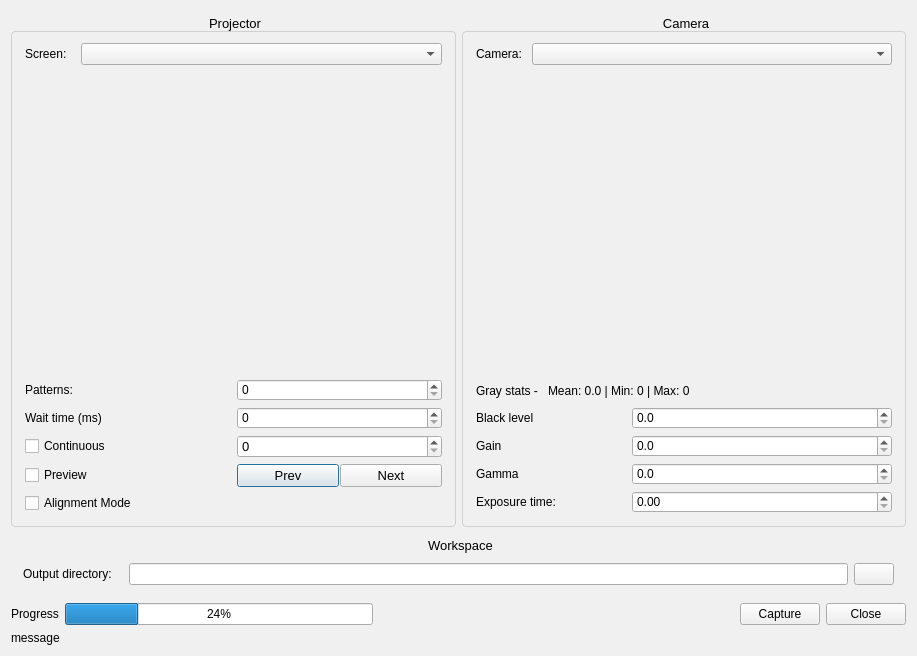
This is src/ui/CaptureDialog.ui in JoseLuis-AL/SMCP as Qt 5 draws it before an edit. The edited form follows.
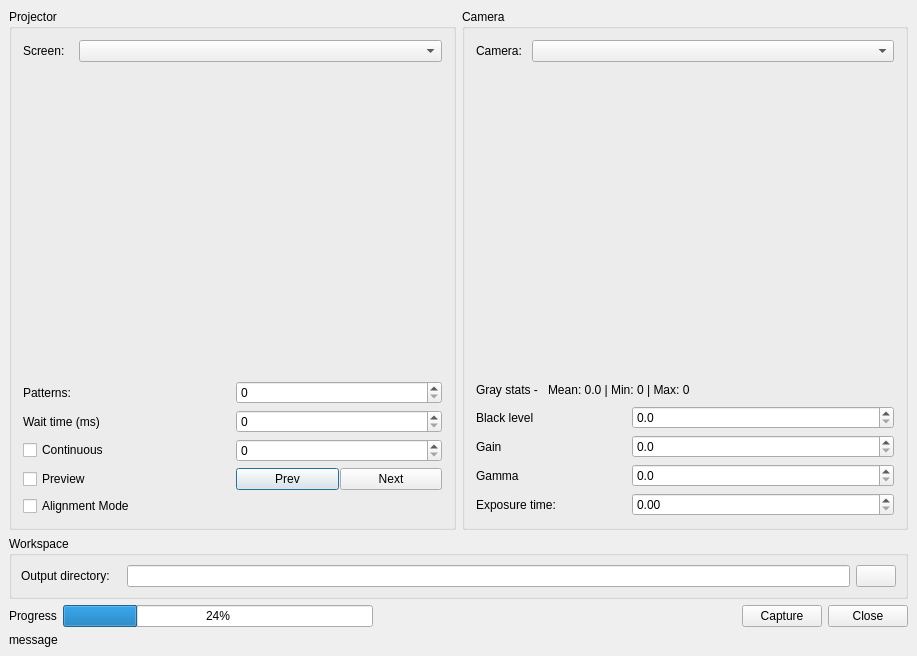
This is the edited form. Icons and pictures are not drawn. Custom widgets are drawn as their Qt base class.

```diff
--- a/src/ui/CaptureDialog.ui
+++ b/src/ui/CaptureDialog.ui
@@ -13,41 +13,26 @@
   <property name="windowTitle">
    <string>CaptureDialog</string>
   </property>
-  <property name="styleSheet">
-   <string notr="true">#CaptureDialog {
-	background-color: #f0f0f0;
-}</string>
-  </property>
   <layout class="QVBoxLayout" name="verticalLayout">
+   <property name="spacing">
+    <number>6</number>
+   </property>
+   <property name="leftMargin">
+    <number>9</number>
+   </property>
+   <property name="topMargin">
+    <number>9</number>
+   </property>
+   <property name="rightMargin">
+    <number>9</number>
+   </property>
+   <property name="bottomMargin">
+    <number>9</number>
+   </property>
    <item>
     <layout class="QHBoxLayout" name="horizontalLayout">
      <item>
       <widget class="QGroupBox" name="projector_group">
-       <property name="font">
-        <font>
-         <family>Segoe UI</family>
-         <pointsize>10</pointsize>
-         <weight>50</weight>
-         <bold>false</bold>
-        </font>
-       </property>
-       <property name="styleSheet">
-        <string notr="true">#projector_group {
-    background-color: #f0f0f0;
-    border-radius: 4px;
-    border: 1px solid #d1d1d1;
-    margin-top: 20px;
-}
-
-#projector_group::title {
-    subcontrol-origin: margin;
-    subcontrol-position: top center;
-    font-size: 10px;
-    font-weight: bold;
-    padding: 0 10px;
-	margin-top: 5px;
-}</string>
-       </property>
        <property name="title">
         <string>Projector</string>
        </property>
@@ -62,12 +47,6 @@
               <height>16777215</height>
              </size>
             </property>
-            <property name="font">
-             <font>
-              <family>Segoe UI</family>
-              <pointsize>9</pointsize>
-             </font>
-            </property>
             <property name="text">
              <string>Screen:</string>
             </property>
@@ -75,12 +54,6 @@
           </item>
           <item>
            <widget class="QComboBox" name="screen_combo">
-            <property name="font">
-             <font>
-              <family>Segoe UI</family>
-              <pointsize>9</pointsize>
-             </font>
-            </property>
            </widget>
           </item>
          </layout>
@@ -93,14 +66,6 @@
             <verstretch>0</verstretch>
            </sizepolicy>
           </property>
-          <property name="font">
-           <font>
-            <family>Segoe UI</family>
-            <pointsize>16</pointsize>
-            <weight>50</weight>
-            <bold>false</bold>
-           </font>
-          </property>
          </widget>
         </item>
         <item>
@@ -120,12 +85,6 @@
            </property>
            <item>
             <widget class="QLabel" name="projector_patterns_label">
-             <property name="font">
-              <font>
-               <family>Segoe UI</family>
-               <pointsize>9</pointsize>
-              </font>
-             </property>
              <property name="text">
               <string>Patterns:</string>
              </property>
@@ -133,12 +92,6 @@
            </item>
            <item>
             <widget class="QSpinBox" name="projector_patterns_spin">
-             <property name="font">
-              <font>
-               <family>Segoe UI</family>
-               <pointsize>9</pointsize>
-              </font>
-             </property>
             </widget>
            </item>
           </layout>
@@ -166,12 +119,6 @@
          <layout class="QHBoxLayout" name="horizontalLayout_9">
           <item>
            <widget class="QCheckBox" name="continuous_check">
-            <property name="font">
-             <font>
-              <family>Segoe UI</family>
-              <pointsize>9</pointsize>
-             </font>
-            </property>
             <property name="text">
              <string>Continuous</string>
             </property>
@@ -179,12 +126,6 @@
           </item>
           <item>
            <widget class="QSpinBox" name="continuous_spin">
-            <property name="font">
-             <font>
-              <family>Segoe UI</family>
-              <pointsize>10</pointsize>
-             </font>
-            </property>
            </widget>
           </item>
          </layout>
@@ -193,12 +134,6 @@
          <layout class="QHBoxLayout" name="horizontalLayout_8">
           <item>
            <widget class="QCheckBox" name="test_check">
-            <property name="font">
-             <font>
-              <family>Segoe UI</family>
-              <pointsize>9</pointsize>
-             </font>
-            </property>
             <property name="text">
              <string>Preview</string>
             </property>
@@ -230,12 +165,6 @@
                  <height>16777215</height>
                 </size>
                </property>
-               <property name="font">
-                <font>
-                 <family>Segoe UI</family>
-                 <pointsize>10</pointsize>
-                </font>
-               </property>
                <property name="text">
                 <string>Prev</string>
                </property>
@@ -249,12 +178,6 @@
                  <height>16777215</height>
                 </size>
                </property>
-               <property name="font">
-                <font>
-                 <family>Segoe UI</family>
-                 <pointsize>10</pointsize>
-                </font>
-               </property>
                <property name="text">
                 <string>Next</string>
                </property>
@@ -267,12 +190,6 @@
         </item>
         <item>
          <widget class="QCheckBox" name="alignment_mode_check">
-          <property name="font">
-           <font>
-            <family>Segoe UI</family>
-            <pointsize>9</pointsize>
-           </font>
-          </property>
           <property name="text">
            <string>Alignment Mode</string>
           </property>
@@ -283,31 +200,6 @@
      </item>
      <item>
       <widget class="QGroupBox" name="camera_group">
-       <property name="font">
-        <font>
-         <family>Segoe UI</family>
-         <pointsize>10</pointsize>
-         <weight>50</weight>
-         <bold>false</bold>
-        </font>
-       </property>
-       <property name="styleSheet">
-        <string notr="true">#camera_group {
-    background-color: #f0f0f0;
-    border-radius: 4px;
-    border: 1px solid #d1d1d1;
-    margin-top: 20px;
-}
-
-#camera_group::title {
-    subcontrol-origin: margin;
-    subcontrol-position: top center;
-    font-size: 10px;
-    font-weight: bold;
-    padding: 0 10px;
-	margin-top: 5px;
-}</string>
-       </property>
        <property name="title">
         <string>Camera</string>
        </property>
@@ -322,12 +214,6 @@
               <height>16777215</height>
              </size>
             </property>
-            <property name="font">
-             <font>
-              <family>Segoe UI</family>
-              <pointsize>9</pointsize>
-             </font>
-            </property>
             <property name="text">
              <string>Camera:</string>
             </property>
@@ -335,12 +221,6 @@
           </item>
           <item>
            <widget class="QComboBox" name="camera_combo">
-            <property name="font">
-             <font>
-              <family>Segoe UI</family>
-              <pointsize>9</pointsize>
-             </font>
-            </property>
            </widget>
           </item>
          </layout>
@@ -359,12 +239,6 @@
             <height>0</height>
            </size>
           </property>
-          <property name="font">
-           <font>
-            <family>Segoe UI</family>
-            <pointsize>16</pointsize>
-           </font>
-          </property>
          </widget>
         </item>
         <item>
@@ -378,12 +252,6 @@
           </item>
           <item>
            <widget class="QLabel" name="camera_gray_stats_label">
-            <property name="font">
-             <font>
-              <family>Segoe UI</family>
-              <pointsize>9</pointsize>
-             </font>
-            </property>
             <property name="text">
              <string>Mean: 0.0 | Min: 0 | Max: 0</string>
             </property>
@@ -414,12 +282,6 @@
               <height>16777215</height>
              </size>
             </property>
-            <property name="font">
-             <font>
-              <family>Segoe UI</family>
-              <pointsize>9</pointsize>
-             </font>
-            </property>
             <property name="text">
              <string>Black level</string>
             </property>
@@ -433,12 +295,6 @@
               <height>16777215</height>
              </size>
             </property>
-            <property name="font">
-             <font>
-              <family>Segoe UI</family>
-              <pointsize>9</pointsize>
-             </font>
-            </property>
             <property name="decimals">
              <number>1</number>
             </property>
@@ -456,12 +312,6 @@
               <height>16777215</height>
              </size>
             </property>
-            <property name="font">
-             <font>
-              <family>Segoe UI</family>
-              <pointsize>9</pointsize>
-             </font>
-            </property>
             <property name="text">
              <string>Gain</string>
             </property>
@@ -481,12 +331,6 @@
               <height>16777215</height>
              </size>
             </property>
-            <property name="font">
-             <font>
-              <family>Segoe UI</family>
-              <pointsize>9</pointsize>
-             </font>
-            </property>
             <property name="decimals">
              <number>1</number>
             </property>
@@ -504,12 +348,6 @@
               <height>16777215</height>
              </size>
             </property>
-            <property name="font">
-             <font>
-              <family>Segoe UI</family>
-              <pointsize>9</pointsize>
-             </font>
-            </property>
             <property name="text">
              <string>Gamma</string>
             </property>
@@ -523,12 +361,6 @@
               <height>16777215</height>
              </size>
             </property>
-            <property name="font">
-             <font>
-              <family>Segoe UI</family>
-              <pointsize>9</pointsize>
-             </font>
-            </property>
             <property name="decimals">
              <number>1</number>
             </property>
@@ -549,12 +381,6 @@
               <height>16777215</height>
              </size>
             </property>
-            <property name="font">
-             <font>
-              <family>Segoe UI</family>
-              <pointsize>9</pointsize>
-             </font>
-            </property>
             <property name="toolTip">
              <string>&lt;html&gt;&lt;head/&gt;&lt;body&gt;&lt;p&gt;Adjust to be at least the value of the camera (or larger). This control does not change the actual camera settings.&lt;/p&gt;&lt;/body&gt;&lt;/html&gt;</string>
             </property>
@@ -575,31 +401,6 @@
    </item>
    <item>
     <widget class="QGroupBox" name="other_group">
-     <property name="font">
-      <font>
-       <family>Segoe UI</family>
-       <pointsize>10</pointsize>
-       <weight>50</weight>
-       <bold>false</bold>
-      </font>
-     </property>
-     <property name="styleSheet">
-      <string notr="true">#other_group {
-    background-color: #f0f0f0;
-    border-radius: 4px;
-    border: 0px solid #d1d1d1;
-    margin-top: 20px;
-}
-
-#other_group::title {
-    subcontrol-origin: margin;
-    subcontrol-position: top center;
-    font-size: 10px;
-    font-weight: bold;
-    padding: 0 10px;
-	margin-top: 5px;
-}</string>
-     </property>
      <property name="title">
       <string>Workspace</string>
      </property>
@@ -635,12 +436,6 @@
             <height>16777215</height>
            </size>
           </property>
-          <property name="font">
-           <font>
-            <family>Segoe UI</family>
-            <pointsize>9</pointsize>
-           </font>
-          </property>
           <property name="text">
            <string>Output directory:</string>
           </property>
@@ -648,12 +443,6 @@
         </item>
         <item>
          <widget class="QLineEdit" name="output_dir_line">
-          <property name="font">
-           <font>
-            <family>Segoe UI</family>
-            <pointsize>9</pointsize>
-           </font>
-          </property>
          </widget>
         </item>
         <item>
@@ -664,12 +453,6 @@
             <height>16777215</height>
            </size>
           </property>
-          <property name="font">
-           <font>
-            <family>Segoe UI</family>
-            <pointsize>9</pointsize>
-           </font>
-          </property>
           <property name="focusPolicy">
            <enum>Qt::TabFocus</enum>
           </property>
@@ -699,12 +482,6 @@
       <layout class="QHBoxLayout" name="horizontalLayout_3">
        <item>
         <widget class="QLabel" name="progress_label">
-         <property name="font">
-          <font>
-           <family>Segoe UI</family>
-           <pointsize>9</pointsize>
-          </font>
-         </property>
          <property name="text">
           <string>Progress</string>
          </property>
@@ -712,12 +489,6 @@
        </item>
        <item>
         <widget class="QProgressBar" name="progress_bar">
-         <property name="font">
-          <font>
-           <family>Segoe UI</family>
-           <pointsize>9</pointsize>
-          </font>
-         </property>
          <property name="value">
           <number>24</number>
          </property>
@@ -740,12 +511,6 @@
      </item>
      <item>
       <widget class="QPushButton" name="capture_button">
-       <property name="font">
-        <font>
-         <family>Segoe UI</family>
-         <pointsize>9</pointsize>
-        </font>
-       </property>
        <property name="text">
         <string>Capture</string>
        </property>
@@ -753,12 +518,6 @@
      </item>
      <item>
       <widget class="QPushButton" name="close_cancel_button">
-       <property name="font">
-        <font>
-         <family>Segoe UI</family>
-         <pointsize>9</pointsize>
-        </font>
-       </property>
        <property name="text">
         <string>Close</string>
        </property>
@@ -768,12 +527,6 @@
    </item>
    <item>
     <widget class="QLabel" name="current_message_label">
-     <property name="font">
-      <font>
-       <family>Segoe UI</family>
-       <pointsize>9</pointsize>
-      </font>
-     </property>
      <property name="text">
       <string>message</string>
      </property>
```
